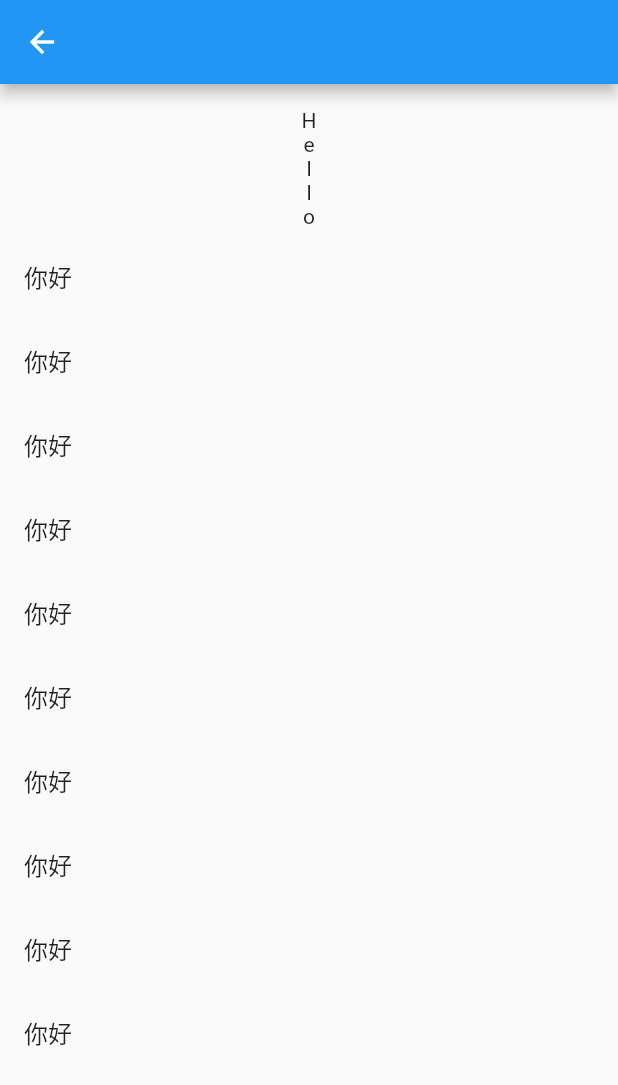
After one commit to ObjectInit/learnflutter, a Flutter app: the ComponentIndex screen opened directly, after a tap on "Scroller", on a phone screen of 412 x 824 dp. The commit adds this screen. Shown: the top 1085 px of the screen. Run offline on Flutter 3.47's test engine with Material 2 defaults, Android fonts, the phone set to English and light mode, and no system bars; our stand-ins replace lottie.

Commit message:
滚动例子

```diff
--- a/lib/widgets/component/index.dart
+++ b/lib/widgets/component/index.dart
@@ -1,6 +1,9 @@
 import 'package:flutter/material.dart';
 import 'package:learnflutter/commonwidget/menus_item.dart';
 import 'package:learnflutter/widgets/component/my_scaffold.dart';
+import 'package:learnflutter/widgets/component/my_scroll.dart';
+
+import 'my_listview.dart';
 
 class ComponentIndex extends StatelessWidget {
   const ComponentIndex({super.key});
@@ -14,6 +17,14 @@ class ComponentIndex extends StatelessWidget {
           MyMenuItem(
             title: "Scaffold",
             builder: (context) => const MyScaffold(),
+          ),
+          MyMenuItem(
+            title: "Scroller",
+            builder: (context) => const MyScroller(),
+          ),
+          MyMenuItem(
+            title: "ListView",
+            builder: (context) => const MyListView(),
           )
         ],
       ),
--- /dev/null
+++ b/lib/widgets/component/my_scroll.dart
@@ -0,0 +1,75 @@
+import 'package:flutter/material.dart';
+import 'package:learnflutter/commonwidget/constraints_print.dart';
+
+class MyScroller extends StatefulWidget {
+  const MyScroller({super.key});
+
+  @override
+  State<MyScroller> createState() => _MyScrollerState();
+}
+
+class _MyScrollerState extends State<MyScroller> {
+  int num=0;
+  @override
+  Widget build(BuildContext context) {
+    var s = "Hello World Are U Ok Hello World Are U Ok Hello World Are U Ok";
+    return Scaffold(
+      appBar: AppBar(),
+      body: Column(
+        children: [
+          SizedBox(
+            height: 100,
+            width: double.infinity,
+            child: Scrollbar(
+              child: SingleChildScrollView(
+                padding: const EdgeInsets.all(16),
+                primary: false,
+                child:
+                    Column(children: s.split("").map((e) => Text(e)).toList()),
+              ),
+            ),
+          ),
+
+          Expanded(
+            child: ListView(
+              shrinkWrap: true,
+              children: const [
+                ListTile(
+                  title: Text("你好"),
+                ),
+                ListTile(
+                  title: Text("你好"),
+                ),
+                ListTile(
+                  title: Text("你好"),
+                ),
+                ListTile(
+                  title: Text("你好"),
+                ),
+                ListTile(
+                  title: Text("你好"),
+                ),
+                ListTile(
+                  title: Text("你好"),
+                ),
+                ListTile(
+                  title: Text("你好"),
+                ),
+                ListTile(
+                  title: Text("你好"),
+                ),
+                ListTile(
+                  title: Text("你好"),
+                ),
+                ListTile(
+                  title: Text("你好"),
+                ),
+              ],
+            ),
+          )
+        ],
+      ),
+
+    );
+  }
+}
```
Also changed, not shown: lib/commonwidget/base_scaffod_widget.dart (+4 -5 lines), lib/widgets/component/my_listview.dart (added, +91 -0 lines), lib/commonwidget/constraints_print.dart (line endings or trailing spaces).
